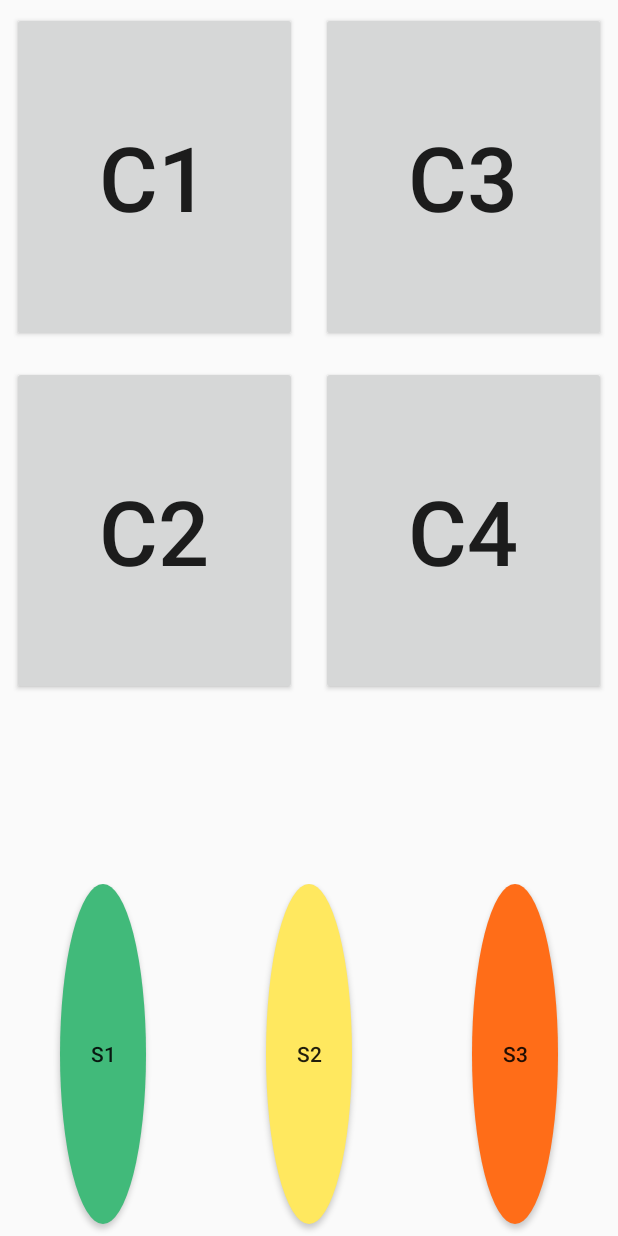
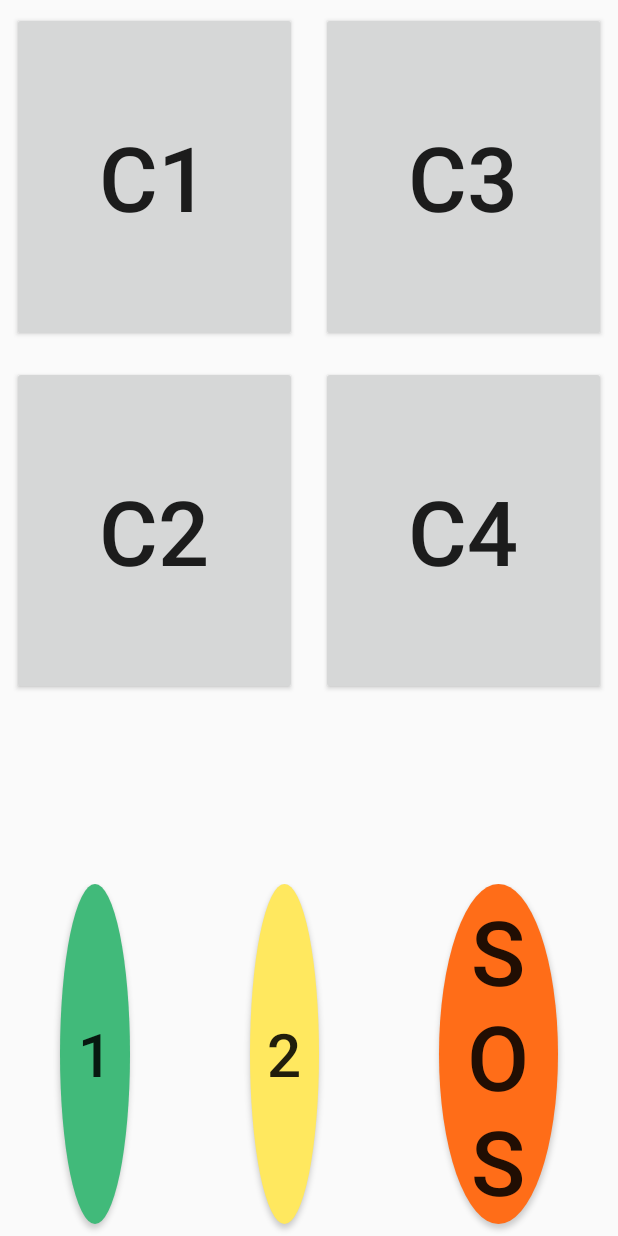
Before and after one commit to okhakimov/Phone1, an Android app: the layout activity_main.xml on its own in the app's theme, with its tools: preview values and no code run, on a phone screen of 412 x 824 dp. Run offline under Robolectric (Android 15) with nearby library versions, the phone set to English and light mode, and no system bars.

Commit message:
- Sms buttons: added sound when buttons pressed
TODO:
- clean code
- test different config files

```diff
--- a/app/src/main/java/com/example/oleg/phone1/MainActivity.java
+++ b/app/src/main/java/com/example/oleg/phone1/MainActivity.java
@@ -7,6 +7,7 @@ import android.content.Intent;
 import android.content.pm.ActivityInfo;
 import android.content.pm.PackageManager;
 import android.graphics.Color;
+import android.media.MediaPlayer;
 import android.net.Uri;
 import android.os.Environment;
 import android.support.v4.app.ActivityCompat;
@@ -103,7 +104,7 @@ public class MainActivity extends AppCompatActivity {
                 @Override
                 public void onClick(View v) {
                     int n = (int) v.getTag();
-                    Toast.makeText(getApplicationContext(), "call "+n+ " clicked", Toast.LENGTH_LONG).show();
+                    //Toast.makeText(getApplicationContext(), "call "+n+ " clicked", Toast.LENGTH_LONG).show();
                     // call
                     Intent intent = new Intent(Intent.ACTION_CALL);
                     intent.setData(Uri.parse("tel:"+params.Phones[n][1]));
@@ -115,7 +116,7 @@ public class MainActivity extends AppCompatActivity {
                 @Override
                 public void onClick(View v) {
                     int n = (int) v.getTag();
-                    Toast.makeText(getApplicationContext(), "sms "+n+ " clicked", Toast.LENGTH_LONG).show();
+                    //Toast.makeText(getApplicationContext(), "sms "+n+ " clicked", Toast.LENGTH_LONG).show();
                     // check timer
                     Boolean timer_ok = false;
                     if ((System.currentTimeMillis()/1000)-sms_t[n] > sms_interval) {
@@ -128,6 +129,9 @@ public class MainActivity extends AppCompatActivity {
                         String message;
                         SmsManager sms = SmsManager.getDefault();
 
+                        MediaPlayer mp = MediaPlayer.create(getApplicationContext(), R.raw.click1);
+                        mp.start();
+
                         for (Integer sms_id : params.SmsIds[n]) {
                             if (sms_id != null) {
                                 phone = params.Phones[sms_id][1];
@@ -139,9 +143,6 @@ public class MainActivity extends AppCompatActivity {
                         }
 
                     }
-                    //sms
-                    //SmsManager sms = SmsManager.getDefault();
-                    //sms.sendTextMessage("89871449251", null, "test1", null, null);
 
                 }};
 
--- a/app/src/main/res/layout/activity_main.xml
+++ b/app/src/main/res/layout/activity_main.xml
@@ -89,31 +89,34 @@
                 android:id="@+id/sms1"
                 android:layout_width="wrap_content"
                 android:layout_height="match_parent"
+                android:layout_marginBottom="8dp"
+                android:layout_marginHorizontal="40dp"
                 android:layout_weight="1"
                 android:background="@drawable/roundedbutton_green"
-                android:layout_marginHorizontal="40dp"
-                android:layout_marginBottom="8dp"
-                android:text="S1" />
+                android:text="1"
+                android:textSize="40sp" />
 
             <Button
                 android:id="@+id/sms2"
                 android:layout_width="wrap_content"
                 android:layout_height="match_parent"
+                android:layout_marginBottom="8dp"
+                android:layout_marginHorizontal="40dp"
                 android:layout_weight="1"
                 android:background="@drawable/roundedbutton_orange"
-                android:layout_marginHorizontal="40dp"
-                android:layout_marginBottom="8dp"
-                android:text="s2" />
+                android:text="2"
+                android:textSize="40sp" />
 
             <Button
                 android:id="@+id/sms3"
                 android:layout_width="wrap_content"
                 android:layout_height="match_parent"
+                android:layout_marginBottom="8dp"
+                android:layout_marginHorizontal="40dp"
                 android:layout_weight="1"
                 android:background="@drawable/roundedbutton_red"
-                android:layout_marginHorizontal="40dp"
-                android:layout_marginBottom="8dp"
-                android:text="s3" />
+                android:text="SOS"
+                android:textSize="60sp" />
         </LinearLayout>
 
     </LinearLayout>
```
